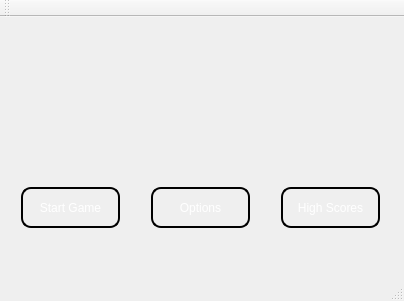
Qt form branches/bmatt468/core/bit-biter/mainwindow.ui (bmatt468/bit-biter) before a commit.
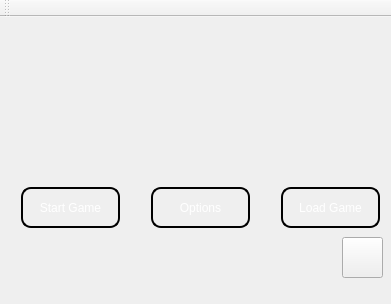
The same form after that commit. Icons and pictures are not drawn.

The edit to the form file:
```diff
--- a/branches/bmatt468/core/bit-biter/mainwindow.ui
+++ b/branches/bmatt468/core/bit-biter/mainwindow.ui
@@ -6,12 +6,19 @@
    <rect>
     <x>0</x>
     <y>0</y>
-    <width>404</width>
-    <height>301</height>
+    <width>391</width>
+    <height>304</height>
    </rect>
   </property>
   <property name="windowTitle">
-   <string>Bit-Biter (beta)</string>
+   <string>Bit-Biter</string>
+  </property>
+  <property name="windowIcon">
+   <iconset resource="fonts.qrc">
+    <normaloff>:/fonts/fonts/icon.png</normaloff>:/fonts/fonts/icon.png</iconset>
+  </property>
+  <property name="layoutDirection">
+   <enum>Qt::LeftToRight</enum>
   </property>
   <property name="styleSheet">
    <string notr="true"/>
@@ -135,7 +142,23 @@
 }</string>
     </property>
     <property name="text">
-     <string>High Scores</string>
+     <string>Load Game</string>
+    </property>
+   </widget>
+   <widget class="QPushButton" name="mute_button">
+    <property name="geometry">
+     <rect>
+      <x>342</x>
+      <y>220</y>
+      <width>41</width>
+      <height>41</height>
+     </rect>
+    </property>
+    <property name="styleSheet">
+     <string notr="true"/>
+    </property>
+    <property name="text">
+     <string/>
     </property>
    </widget>
   </widget>
@@ -157,7 +180,6 @@
     <bool>false</bool>
    </attribute>
   </widget>
-  <widget class="QStatusBar" name="statusBar"/>
  </widget>
  <layoutdefault spacing="6" margin="11"/>
  <resources/>
```
Left out of the diff: 6 changed lines with no effect on the pictures.
